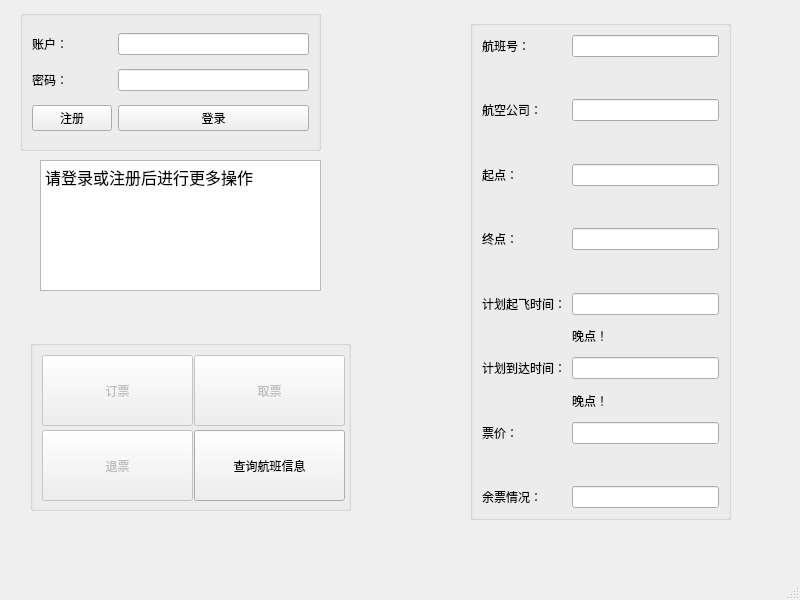
Before: the Qt Designer form Qt/userwindow.ui in Anduin9527/CivilAviationTicketingSystem, drawn with Qt 5.
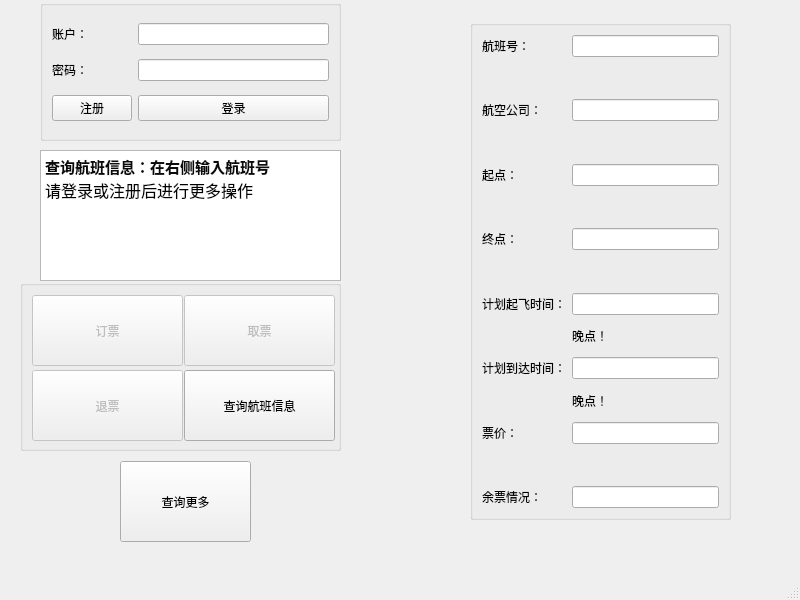
After: the same form once the commit is applied.

The edit to the form file:
```diff
--- a/Qt/userwindow.ui
+++ b/Qt/userwindow.ui
@@ -10,6 +10,18 @@
     <height>600</height>
    </rect>
   </property>
+  <property name="minimumSize">
+   <size>
+    <width>800</width>
+    <height>600</height>
+   </size>
+  </property>
+  <property name="maximumSize">
+   <size>
+    <width>800</width>
+    <height>600</height>
+   </size>
+  </property>
   <property name="windowTitle">
    <string>MainWindow</string>
   </property>
@@ -283,8 +295,8 @@
    <widget class="QGroupBox" name="groupLogin">
     <property name="geometry">
      <rect>
-      <x>20</x>
-      <y>10</y>
+      <x>40</x>
+      <y>0</y>
       <width>301</width>
       <height>141</height>
      </rect>
@@ -333,8 +345,8 @@
    <widget class="QGroupBox" name="groupBox">
     <property name="geometry">
      <rect>
-      <x>30</x>
-      <y>340</y>
+      <x>20</x>
+      <y>280</y>
       <width>321</width>
       <height>171</height>
      </rect>
@@ -431,8 +443,8 @@
     <property name="geometry">
      <rect>
       <x>40</x>
-      <y>160</y>
-      <width>281</width>
+      <y>150</y>
+      <width>301</width>
       <height>131</height>
      </rect>
     </property>
@@ -441,9 +453,35 @@
 &lt;html&gt;&lt;head&gt;&lt;meta name=&quot;qrichtext&quot; content=&quot;1&quot; /&gt;&lt;style type=&quot;text/css&quot;&gt;
 p, li { white-space: pre-wrap; }
 &lt;/style&gt;&lt;/head&gt;&lt;body style=&quot; font-family:'SimSun'; font-size:9pt; font-weight:400; font-style:normal;&quot;&gt;
+&lt;p style=&quot; margin-top:0px; margin-bottom:0px; margin-left:0px; margin-right:0px; -qt-block-indent:0; text-indent:0px;&quot;&gt;&lt;span style=&quot; font-family:'Courier New'; font-size:11pt; font-weight:600; color:#0b0b0b;&quot;&gt;查询航班信息：在右侧输入航班号&lt;/span&gt;&lt;/p&gt;
 &lt;p style=&quot; margin-top:0px; margin-bottom:0px; margin-left:0px; margin-right:0px; -qt-block-indent:0; text-indent:0px;&quot;&gt;&lt;span style=&quot; font-size:12pt;&quot;&gt;请登录或注册后进行更多操作&lt;/span&gt;&lt;/p&gt;&lt;/body&gt;&lt;/html&gt;</string>
     </property>
    </widget>
+   <widget class="QPushButton" name="btnFindMore">
+    <property name="geometry">
+     <rect>
+      <x>120</x>
+      <y>461</y>
+      <width>131</width>
+      <height>81</height>
+     </rect>
+    </property>
+    <property name="minimumSize">
+     <size>
+      <width>131</width>
+      <height>81</height>
+     </size>
+    </property>
+    <property name="maximumSize">
+     <size>
+      <width>131</width>
+      <height>81</height>
+     </size>
+    </property>
+    <property name="text">
+     <string>查询更多</string>
+    </property>
+   </widget>
   </widget>
   <widget class="QMenuBar" name="menubar">
    <property name="geometry">
```
Left out of the diff: 44 changed lines with no effect on the pictures.
